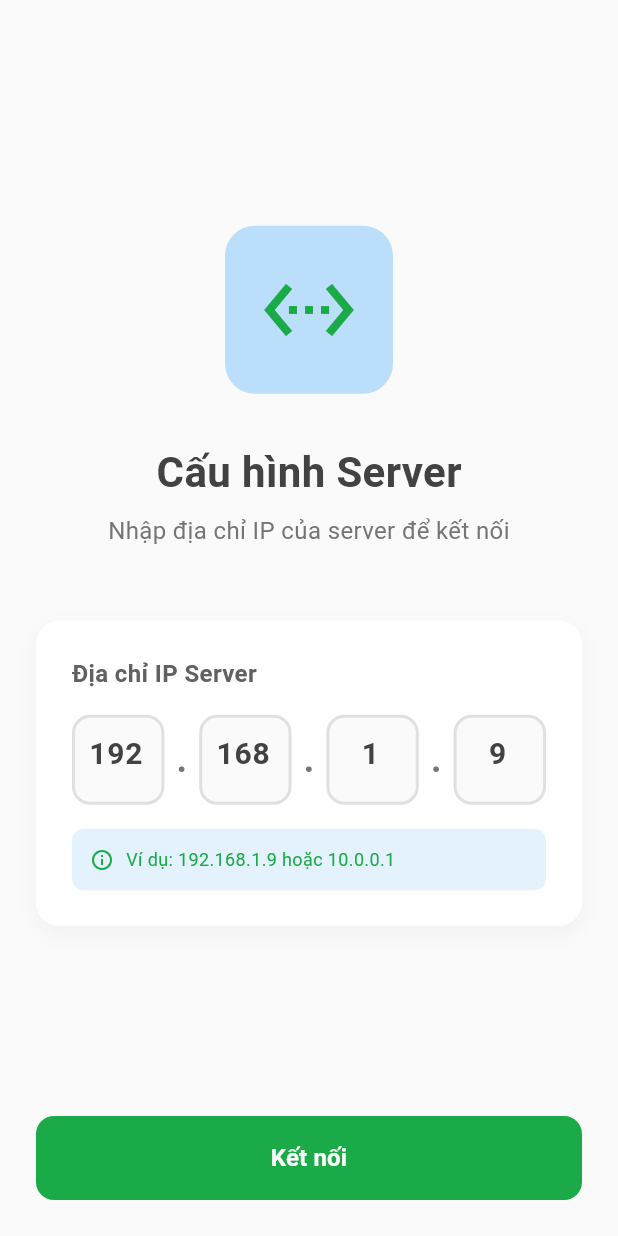
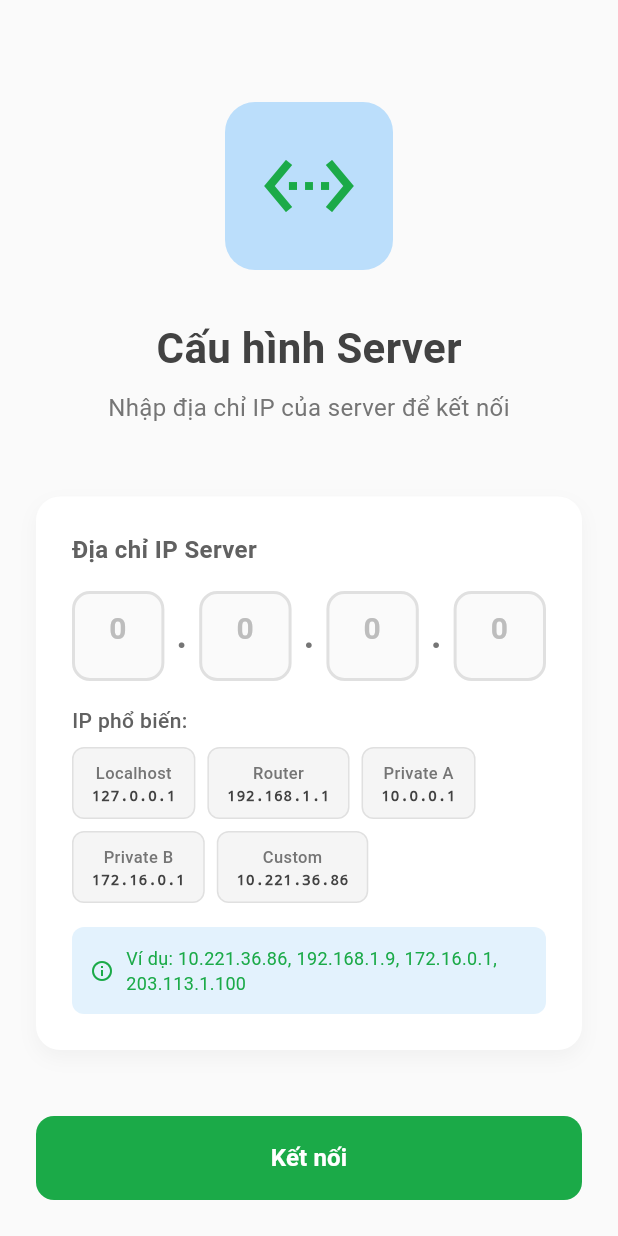
Before and after one commit to Duong423/app_ScanQR_ticket, a Flutter app: the screen it shows after launch, on a phone screen of 412 x 824 dp. Run offline on Flutter 3.47's test engine with Material 3 defaults, Android fonts, the light colour scheme and no system bars; our stand-ins replace shared_preferences; missing offline and left inert: qr_code_scanner.

Commit message:
fix config ip

```diff
--- a/lib/models/passenger_model.dart
+++ b/lib/models/passenger_model.dart
@@ -24,9 +24,8 @@ class Passenger {
   factory Passenger.fromJson(Map<String, dynamic> json) {
     return Passenger(
       ticketId: json['ticketId'],
-      fullName: json['passengerName'], // API trả về passengerName
-      phoneNumber: json['passengerPhone'], // API trả về passengerPhone
-      email: json['email'],
+      fullName: json['passengerName'],
+      phoneNumber: json['passengerPhone'],
       seatNumber: json['seatNumber'],
       ticketCode: json['ticketCode'],
       status: json['status'],
--- a/lib/models/trip_model.dart
+++ b/lib/models/trip_model.dart
@@ -50,7 +50,6 @@ class Trip {
   factory Trip.fromJson(Map<String, dynamic> json) => _$TripFromJson(json);
   Map<String, dynamic> toJson() => _$TripToJson(this);
 
-  // Getter cho bookingId để tương thích với code hiện tại
   String? get bookingId => tripId?.toString();
 }
 
--- a/lib/views/ip_config_screen.dart
+++ b/lib/views/ip_config_screen.dart
@@ -57,11 +57,10 @@ class _IpConfigScreenState extends State<IpConfigScreen> {
         }
       }
     } else {
-      // IP mặc định
-      _controllers[0].text = '192';
-      _controllers[1].text = '168';
-      _controllers[2].text = '1';
-      _controllers[3].text = '9';
+      // Để trống để người dùng tự nhập, không có IP mặc định cố định
+      for (int i = 0; i < 4; i++) {
+        _controllers[i].text = '';
+      }
     }
   }
 
@@ -80,12 +79,17 @@ class _IpConfigScreenState extends State<IpConfigScreen> {
         }
         final num = int.tryParse(text);
         if (num == null || num < 0 || num > 255) {
-          throw Exception('Địa chỉ IP không hợp lệ (0-255)');
+          throw Exception('Địa chỉ IP không hợp lệ (mỗi phần từ 0-255)');
         }
       }
 
-      // Tạo IP string
+      // Tạo IP string và kiểm tra format
       final ip = _controllers.map((c) => c.text.trim()).join('.');
+
+      // Validate IP format bằng RegExp
+      if (!_isValidIpFormat(ip)) {
+        throw Exception('Định dạng địa chỉ IP không hợp lệ');
+      }
 
       // Lưu IP vào SharedPreferences
       final prefs = await SharedPreferences.getInstance();
@@ -111,6 +115,81 @@ class _IpConfigScreenState extends State<IpConfigScreen> {
     }
   }
 
+  bool _isValidIpFormat(String ip) {
+    // RegExp để validate IPv4 address - hỗ trợ tất cả dạng IP hợp lệ
+    final ipv4Pattern = RegExp(
+      r'^(?:(?:25[0-5]|2[0-4][0-9]|[01]?[0-9][0-9]?)\.){3}(?:25[0-5]|2[0-4][0-9]|[01]?[0-9][0-9]?)$'
+    );
+
+    if (!ipv4Pattern.hasMatch(ip)) {
+      return false;
+    }
+
+    // Kiểm tra thêm: không cho phép IP reserved hoặc không hợp lệ
+    final parts = ip.split('.').map(int.parse).toList();
+
+    // 0.0.0.0 không hợp lệ
+    if (parts.every((part) => part == 0)) {
+      return false;
+    }
+
+    // 255.255.255.255 là broadcast
+    if (parts.every((part) => part == 255)) {
+      return false;
+    }
+
+    // Các IP khác đều hợp lệ (bao gồm private, public, loopback, etc.)
+    return true;
+  }
+
+  Widget _buildPresetButton(String label, String ip) {
+    return GestureDetector(
+      onTap: () => _setPresetIp(ip),
+      child: Container(
+        padding: EdgeInsets.symmetric(horizontal: 12, vertical: 8),
+        decoration: BoxDecoration(
+          color: Colors.grey[100],
+          borderRadius: BorderRadius.circular(8),
+          border: Border.all(color: Colors.grey[300]!),
+        ),
+        child: Column(
+          mainAxisSize: MainAxisSize.min,
+          children: [
+            Text(
+              label,
+              style: TextStyle(
+                fontSize: 11,
+                color: Colors.grey[600],
+                fontWeight: FontWeight.w500,
+              ),
+            ),
+            Text(
+              ip,
+              style: TextStyle(
+                fontSize: 10,
+                color: Colors.grey[800],
+                fontWeight: FontWeight.w600,
+                fontFamily: 'monospace',
+              ),
+            ),
+          ],
+        ),
+      ),
+    );
+  }
+
+  void _setPresetIp(String ip) {
+    final parts = ip.split('.');
+    if (parts.length == 4) {
+      for (int i = 0; i < 4; i++) {
+        _controllers[i].text = parts[i];
+      }
+      setState(() {
+        _errorMessage = '';
+      });
+    }
+  }
+
   Future<void> _testConnection() async {
     try {
 
@@ -127,10 +206,38 @@ class _IpConfigScreenState extends State<IpConfigScreen> {
   }
 
   void _onIpPartChanged(String value, int index) {
-    if (value.length >= 3 || (value.isNotEmpty && int.tryParse(value) != null && int.parse(value) > 25)) {
-      // Tự động chuyển sang ô tiếp theo
-      if (index < 3) {
-        _focusNodes[index + 1].requestFocus();
+    // Logic thông minh để tự động chuyển focus dựa trên giá trị nhập
+    if (value.isNotEmpty) {
+      final num = int.tryParse(value);
+      if (num != null && num >= 0 && num <= 255) {
+        // Tự động chuyển focus dựa trên context thông minh
+        bool shouldMoveNext = false;
+
+        if (value.length == 3) {
+          // Đã nhập đủ 3 chữ số, luôn chuyển
+          shouldMoveNext = true;
+        } else if (value.length == 2) {
+          // Nếu nhập 2 chữ số và số >= 26, có thể chuyển
+          // Vì người dùng có thể muốn nhập 192, 168, 221, v.v.
+          if (num >= 26) {
+            shouldMoveNext = true;
+          }
+        } else if (value.length == 1) {
+          // Chỉ chuyển nếu số >= 4 (vì hiếm khi có IP bắt đầu bằng 4xx, 5xx, ...)
+          // Trừ khi là các số đặc biệt như 1, 2, 3 trong context phù hợp
+          if (num >= 4) {
+            shouldMoveNext = true;
+          }
+        }
+
+        if (shouldMoveNext && index < 3) {
+          // Delay nhỏ để người dùng có thể tiếp tục nhập nếu muốn
+          Future.delayed(Duration(milliseconds: 500), () {
+            if (_controllers[index].text == value && value.isNotEmpty) {
+              _focusNodes[index + 1].requestFocus();
+            }
+          });
+        }
       }
     }
   }
@@ -258,6 +365,7 @@ class _IpConfigScreenState extends State<IpConfigScreen> {
                                         hintStyle: TextStyle(
                                           color: Colors.grey[400],
                                         ),
+                                        contentPadding: EdgeInsets.symmetric(vertical: 18),
                                       ),
                                       onChanged: (value) => _onIpPartChanged(value, i),
                                       onTap: () {
@@ -287,6 +395,32 @@ class _IpConfigScreenState extends State<IpConfigScreen> {
 
                           SizedBox(height: 16),
 
+                          // Quick preset buttons
+                          Text(
+                            'IP phổ biến:',
+                            style: TextStyle(
+                              fontSize: 14,
+                              fontWeight: FontWeight.w500,
+                              color: Colors.grey[700],
+                            ),
+                          ),
+
+                          SizedBox(height: 8),
+
+                          Wrap(
+                            spacing: 8,
+                            runSpacing: 8,
+                            children: [
+                              _buildPresetButton('Localhost', '127.0.0.1'),
+                              _buildPresetButton('Router', '192.168.1.1'),
+                              _buildPresetButton('Private A', '10.0.0.1'),
+                              _buildPresetButton('Private B', '172.16.0.1'),
+                              _buildPresetButton('Custom', '10.221.36.86'),
+                            ],
+                          ),
+
+                          SizedBox(height: 16),
+
                           // Example
                           Container(
                             padding: EdgeInsets.all(12),
@@ -300,7 +434,7 @@ class _IpConfigScreenState extends State<IpConfigScreen> {
                                 SizedBox(width: 8),
                                 Expanded(
                                   child: Text(
-                                    'Ví dụ: 192.168.1.9 hoặc 10.0.0.1',
+                                    'Ví dụ: 10.221.36.86, 192.168.1.9, 172.16.0.1, 203.113.1.100',
                                     style: TextStyle(
                                       fontSize: 12,
                                       color: Color.fromARGB(255, 27, 170, 72),
```
Also changed, not shown: lib/services/api_service.dart (+2 -6 lines).
